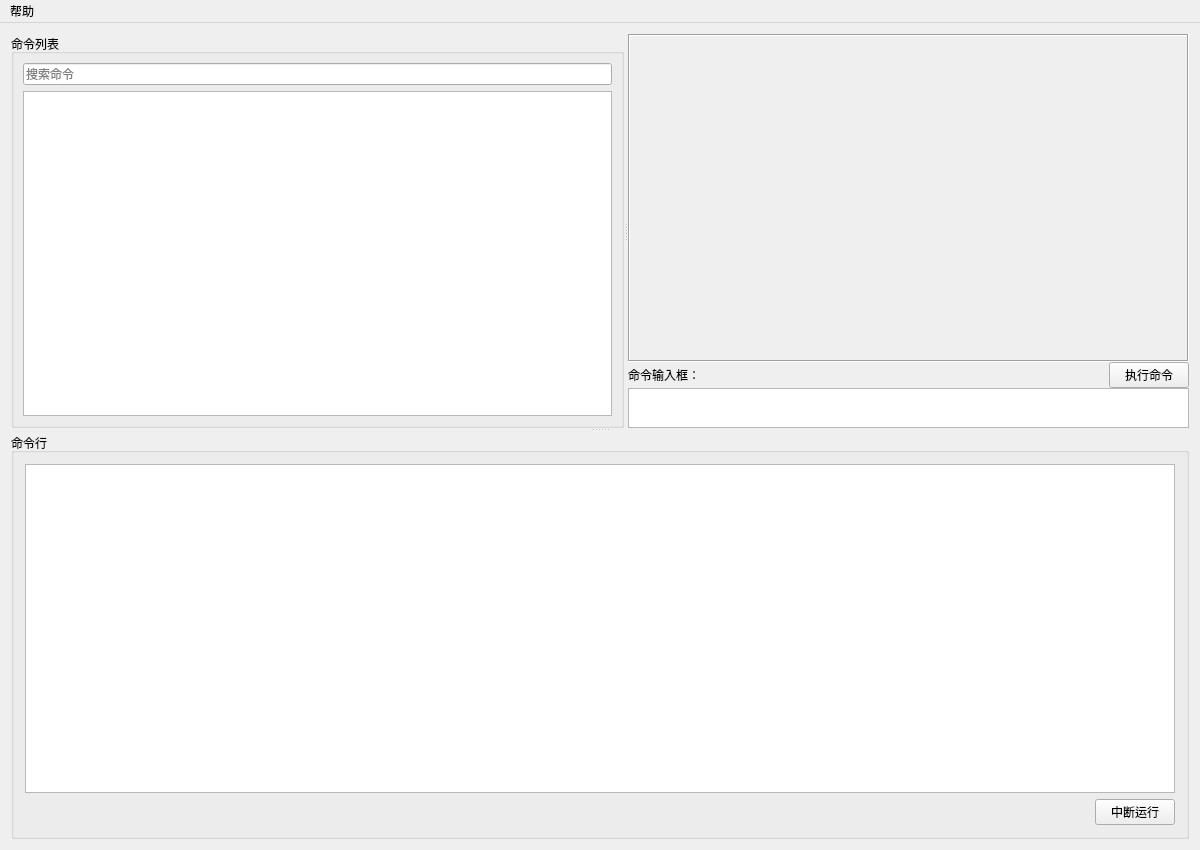
Old version of the form src/EasyCmd/MainWindow.ui in the repository doasyourself/EasyCmd.
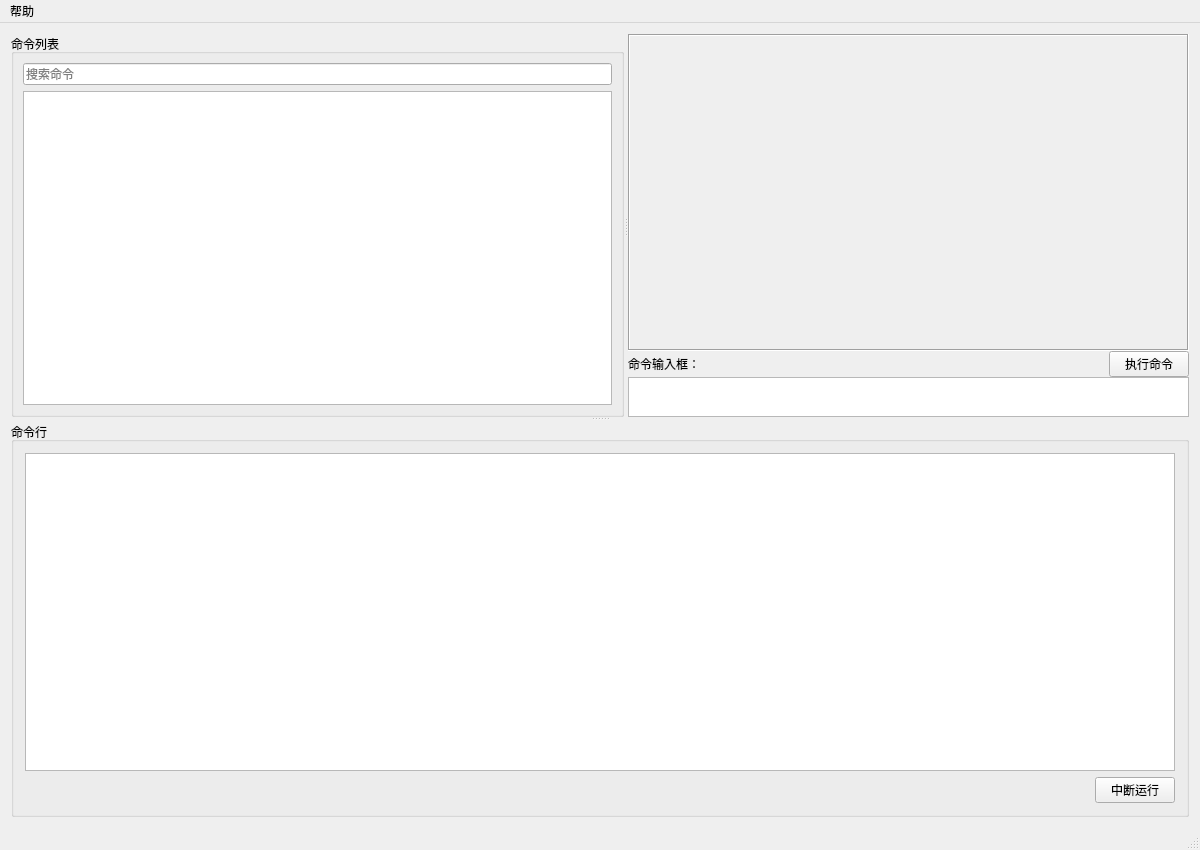
New version of the form. Custom widgets are drawn as their Qt base class.

What changed in the file:
```diff
--- a/src/EasyCmd/MainWindow.ui
+++ b/src/EasyCmd/MainWindow.ui
@@ -137,7 +137,7 @@
                    <x>0</x>
                    <y>0</y>
                    <width>560</width>
-                   <height>309</height>
+                   <height>296</height>
                   </rect>
                  </property>
                 </widget>
@@ -275,6 +275,7 @@
    </widget>
    <addaction name="menu"/>
   </widget>
+  <widget class="QStatusBar" name="statusBar"/>
   <action name="action_about">
    <property name="text">
     <string>关于</string>
```
